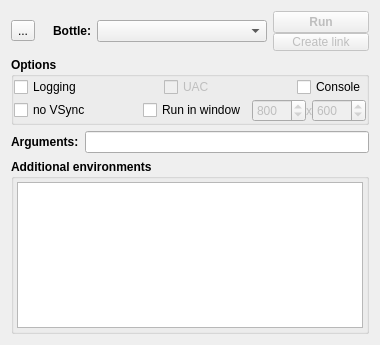
Before: the Qt Designer form wbgui.ui in sr-tream/WineBottle, drawn with Qt 5.
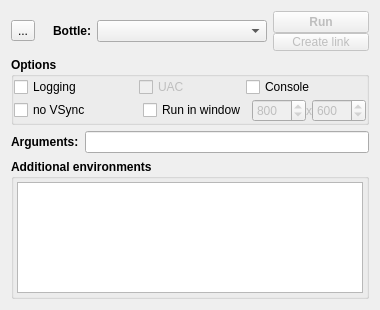
After: the same form once the commit is applied.

The edit to the form file:
```diff
--- a/wbgui.ui
+++ b/wbgui.ui
@@ -7,13 +7,13 @@
     <x>0</x>
     <y>0</y>
     <width>380</width>
-    <height>345</height>
+    <height>310</height>
    </rect>
   </property>
   <property name="minimumSize">
    <size>
     <width>0</width>
-    <height>345</height>
+    <height>310</height>
    </size>
   </property>
   <property name="maximumSize">
@@ -351,6 +351,19 @@
           </property>
          </widget>
         </item>
+        <item>
+         <spacer name="horizontalSpacer_2">
+          <property name="orientation">
+           <enum>Qt::Horizontal</enum>
+          </property>
+          <property name="sizeHint" stdset="0">
+           <size>
+            <width>40</width>
+            <height>20</height>
+           </size>
+          </property>
+         </spacer>
+        </item>
        </layout>
       </item>
      </layout>
```
